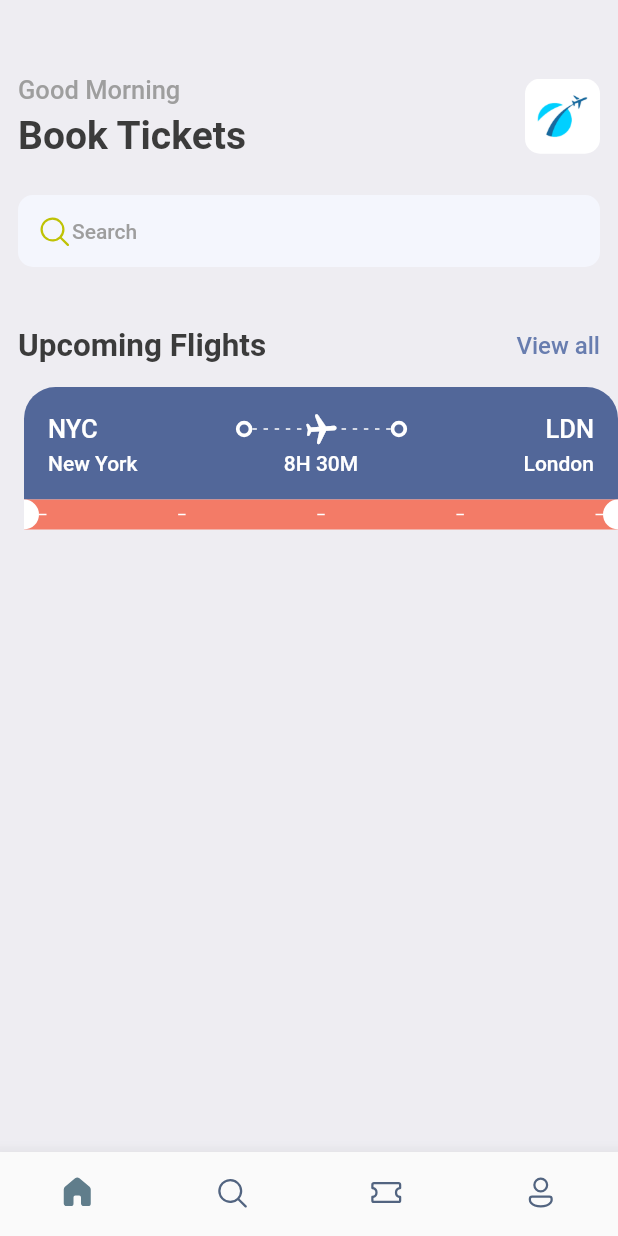
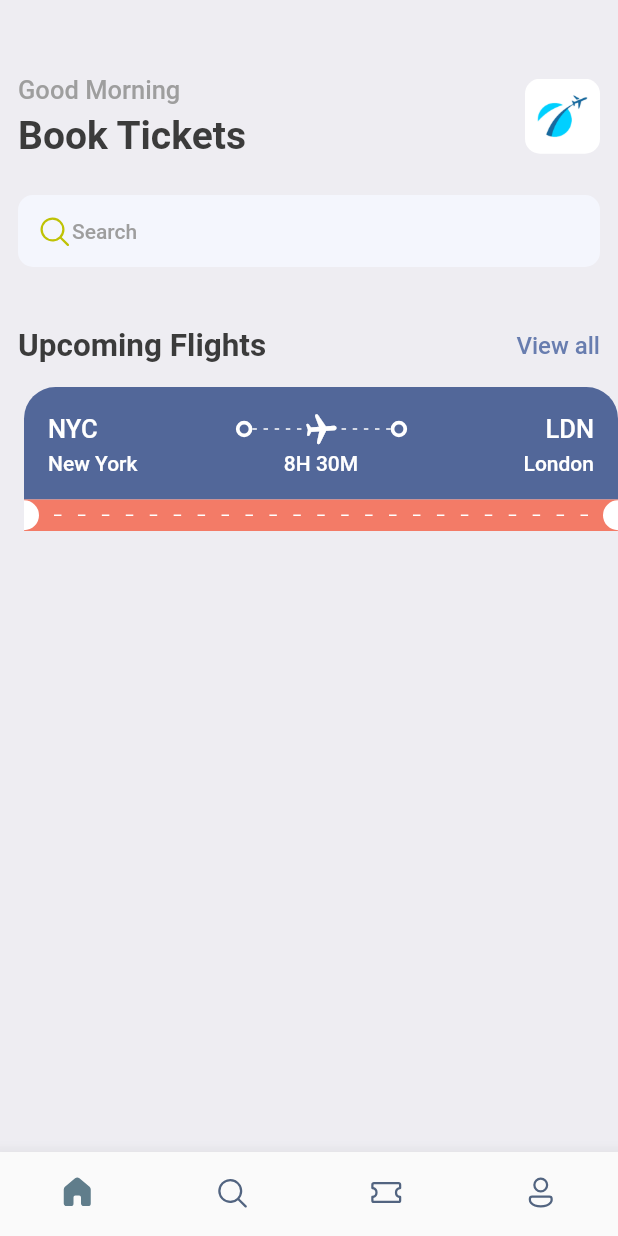
Before and after one commit to chetryJyoti/your_tickets_Flutter_App, a Flutter app: the screen it shows after launch, on a phone screen of 412 x 824 dp. Run offline on Flutter 3.47's test engine with Material 2 defaults, Android fonts, the phone set to English and light mode, and no system bars; our stand-ins replace fluentui_icons, gap.

Commit message:
minor bug fixes

```diff
--- a/lib/screens/ticket_view.dart
+++ b/lib/screens/ticket_view.dart
@@ -121,19 +121,27 @@ class TicketView extends StatelessWidget {
                   ),
                 ),
                 Expanded(
-                    child: Flex(
+                  child: Padding(
+                    padding: const EdgeInsets.all(10.0),
+                    child: LayoutBuilder(builder:
+                        (BuildContext context, BoxConstraints constraints) {
+                      return Flex(
                         direction: Axis.horizontal,
                         mainAxisAlignment: MainAxisAlignment.spaceBetween,
                         mainAxisSize: MainAxisSize.max,
                         children: List.generate(
-                            5,
-                            (index) => const SizedBox(
-                                  width: 5,
-                                  height: 1,
-                                  child: DecoratedBox(
-                                      decoration:
-                                          BoxDecoration(color: Colors.white)),
-                                )))),
+                          (constraints.constrainWidth() / 15).floor(),
+                          (index) => const SizedBox(
+                            width: 5,
+                            height: 1,
+                            child: DecoratedBox(
+                                decoration: BoxDecoration(color: Colors.white)),
+                          ),
+                        ),
+                      );
+                    }),
+                  ),
+                ),
                 const SizedBox(
                   height: 20,
                   width: 10,
```
